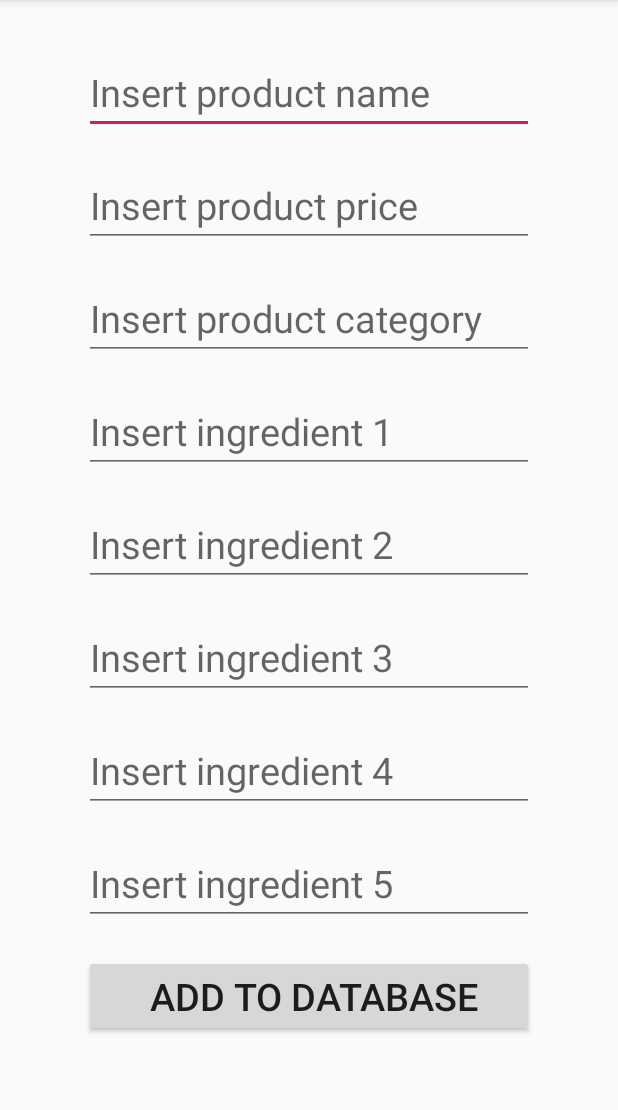
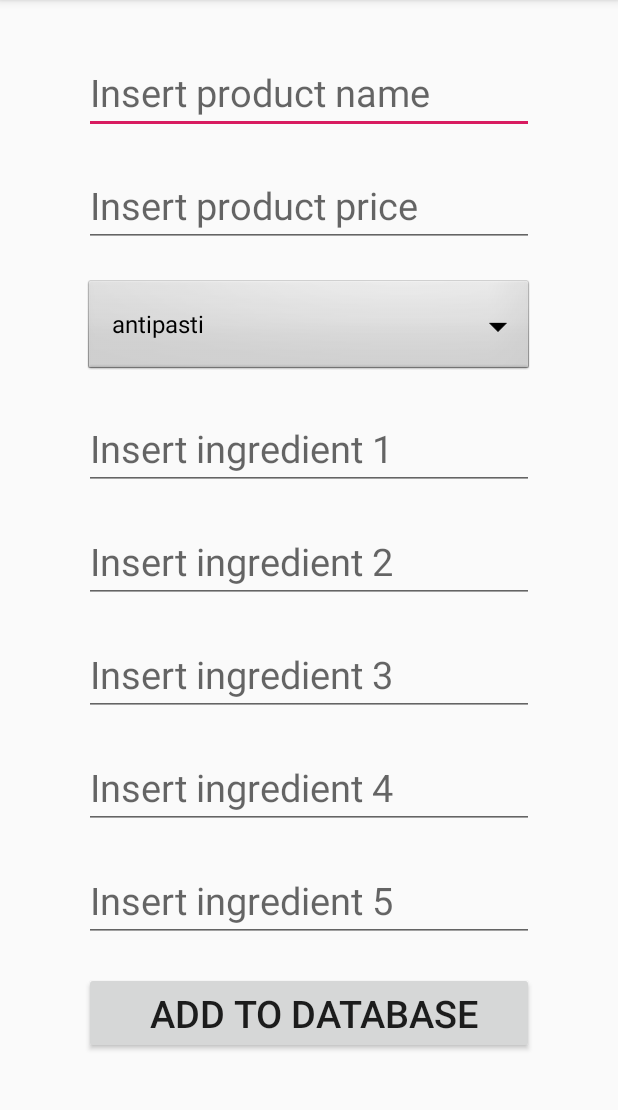
Before and after one commit to BrunoB98/Click_Order, an Android app: the Add_product_activity screen opened directly, with no data from a screen before it, on a phone screen of 412 x 824 dp, the part 84-1194 px from its top. Run offline under Robolectric (Android 15) with nearby library versions, the phone set to English and light mode, and no system bars.

Commit message:
add 11/10 21:10

```diff
--- a/app/src/main/java/com/example/oopproject/MainActivity.java
+++ b/app/src/main/java/com/example/oopproject/MainActivity.java
@@ -48,8 +48,9 @@ public class MainActivity extends AppCompatProject
         navigationView.setNavigationItemSelectedListener(this);
         dbManager = new DBManager(this);
         dbManager.open();
+        //dbManager.deleteAllRecords();
+        dbManager.update();
         COUNT = ITEMS.size();
-        dbManager.update();
     }
 
     @Override
--- a/app/src/main/java/com/example/oopproject/ManageProduct/Add_product_activity.java
+++ b/app/src/main/java/com/example/oopproject/ManageProduct/Add_product_activity.java
@@ -5,7 +5,10 @@ import androidx.appcompat.app.AppCompatActivity;
 import android.content.Intent;
 import android.os.Bundle;
 import android.view.View;
+import android.widget.AdapterView;
+import android.widget.ArrayAdapter;
 import android.widget.EditText;
+import android.widget.Spinner;
 import android.widget.Toast;
 
 import com.example.oopproject.ManageProduct.activity_manage_product;
@@ -14,20 +17,24 @@ import com.example.oopproject.R;
 import static com.example.oopproject.AppCompatProject.dbManager;
 
 public class Add_product_activity extends AppCompatActivity {
-    EditText name, price, category, ing0, ing1, ing2, ing3, ing4;
+    EditText name, price, ing0, ing1, ing2, ing3, ing4;
+    Spinner category;
     @Override
     protected void onCreate(Bundle savedInstanceState) {
         super.onCreate(savedInstanceState);
         setContentView(R.layout.activity_add_product_activity);
         name = (EditText) findViewById(R.id.prod_name);
         price = (EditText) findViewById(R.id.prod_price);
-        category = (EditText) findViewById(R.id.prod_cat);
+        category = (Spinner) findViewById(R.id.prod_cat);
+        String[] items = new String[]{"antipasti", "primi", "secondi", "pizze", "dolci", "bevande"};
+        ArrayAdapter<String> adapter = new ArrayAdapter<>(this, android.R.layout.simple_spinner_dropdown_item, items);
+        category.setAdapter(adapter);
     }
 
     public void addToDatabase(View view) {
-        dbManager.add(name.getText().toString(), Float.parseFloat(price.getText().toString()), category.getText().toString());
+        dbManager.add(name.getText().toString(), Float.parseFloat(price.getText().toString()), category.getSelectedItem().toString());
         dbManager.update();
-        Toast.makeText(getApplicationContext(), "Product added to database", Toast.LENGTH_SHORT).show();
+        Toast.makeText(getApplicationContext(), "Product added to database:" + category.getSelectedItem().toString(), Toast.LENGTH_SHORT).show();
         startActivity(new Intent(this, activity_manage_product.class));
     }
 }
--- a/app/src/main/java/com/example/oopproject/activity_order.java
+++ b/app/src/main/java/com/example/oopproject/activity_order.java
@@ -10,10 +10,15 @@ import android.widget.TextView;
 public class activity_order extends AppCompatProject {
 
 
+    TextView vo;
 
     @Override
     protected void onCreate(Bundle savedInstanceState) {
         super.onCreate(savedInstanceState);
         setContentView(R.layout.activity_order);
+        Bundle bundle = getIntent().getExtras();
+        Order o = (Order) bundle.get("ordine");
+        vo = findViewById(R.id.view_order);
+       // vo.setText(o.PrintOrder(o));
     }
 }
--- a/app/src/main/res/layout/activity_add_product_activity.xml
+++ b/app/src/main/res/layout/activity_add_product_activity.xml
@@ -55,7 +55,7 @@
                 android:inputType="numberDecimal"
                 android:textSize="25sp" />
 
-            <EditText
+            <Spinner
                 android:id="@+id/prod_cat"
                 android:layout_width="match_parent"
                 android:layout_height="wrap_content"
@@ -65,9 +65,9 @@
                 android:layout_marginEnd="40dp"
                 android:layout_marginRight="40dp"
                 android:layout_marginBottom="10dp"
-                android:ems="10"
-                android:hint="Insert product category"
-                android:inputType="textPersonName"
+                android:dropDownWidth="wrap_content"
+                android:background="@android:drawable/btn_dropdown"
+                android:spinnerMode="dropdown"
                 android:textSize="25sp" />
 
             <EditText
--- a/app/src/main/res/layout/product_list_content.xml
+++ b/app/src/main/res/layout/product_list_content.xml
@@ -26,7 +26,7 @@
         android:layout_width="match_parent"
         android:layout_height="wrap_content"
         android:layout_weight="0.65"
-        android:onClick="AddToOrder"
+        android:clickable="true"
         android:text="ADD"
         android:textSize="11sp" />
 
```
Also changed, not shown: app/src/main/java/com/example/oopproject/Order.java (+22 -5 lines), app/src/main/java/com/example/oopproject/ProductListActivity.java (+24 -9 lines), app/src/main/res/layout/activity_order.xml (+11 -13 lines).
